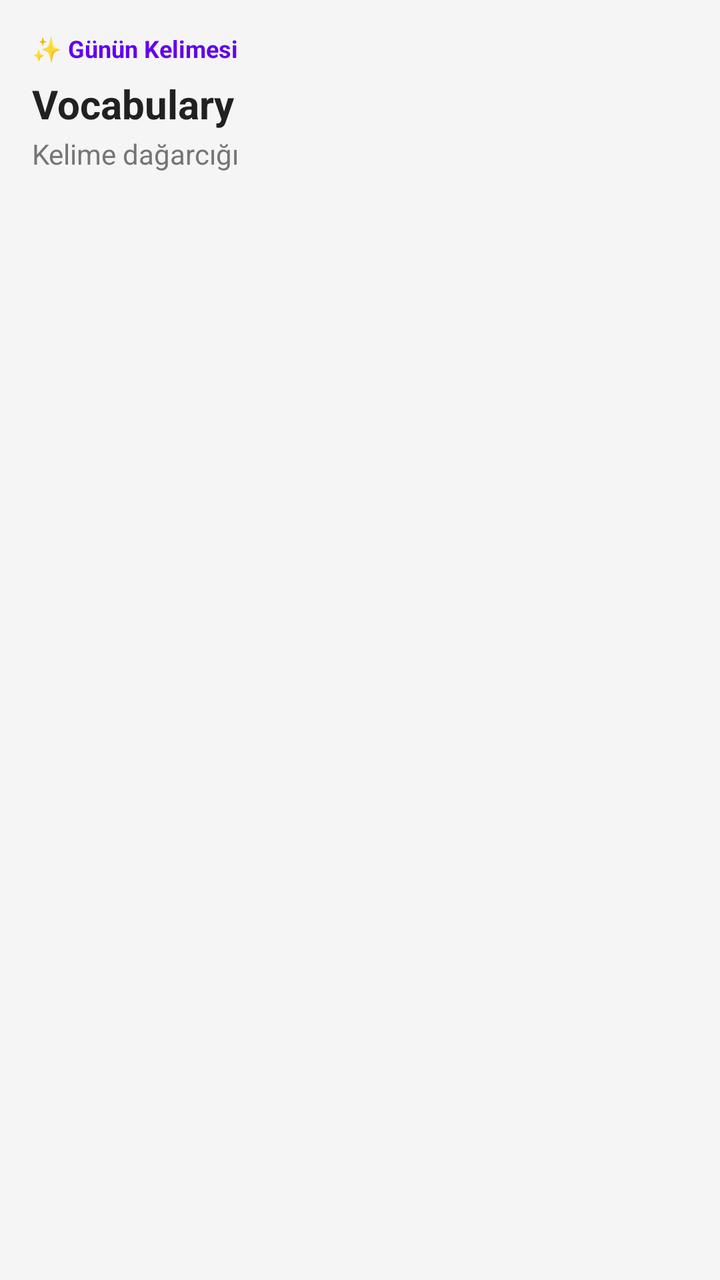
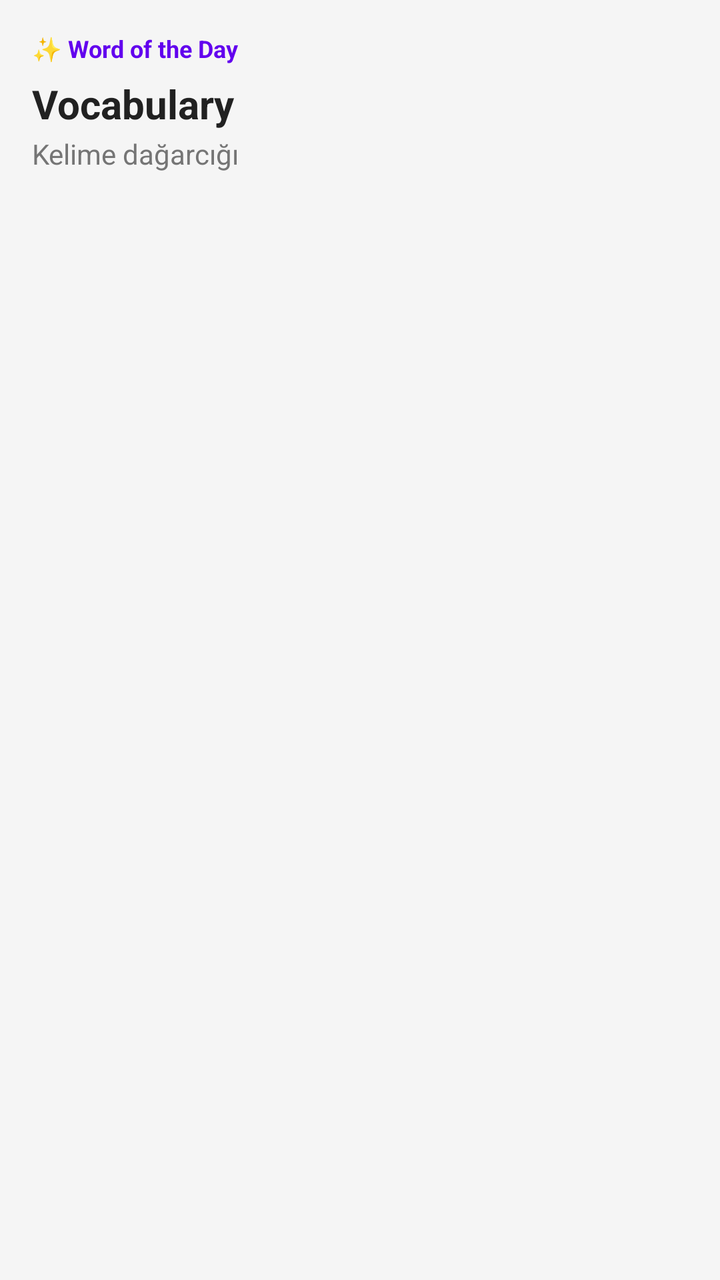

Screens rendered from an Android XML layout before and after an edit, with the pre-edit source and the edit as a unified diff.
<!-- AndroidManifest.xml: application theme Theme.Finebulary -->
<!-- res/layout/word_widget.xml -->
<?xml version="1.0" encoding="utf-8"?>
<LinearLayout xmlns:android="http://schemas.android.com/apk/res/android"
    android:id="@+id/widget_root"
    android:layout_width="match_parent"
    android:layout_height="match_parent"
    android:orientation="vertical"
    android:padding="16dp"
    android:background="#F5F5F5">

    <TextView
        android:id="@+id/widget_title"
        android:layout_width="wrap_content"
        android:layout_height="wrap_content"
        android:text="✨ Günün Kelimesi"
        android:textSize="12sp"
        android:textStyle="bold"
        android:textColor="#6200EE" />

    <TextView
        android:id="@+id/widget_word_front"
        android:layout_width="wrap_content"
        android:layout_height="wrap_content"
        android:text="Vocabulary"
        android:textSize="20sp"
        android:textStyle="bold"
        android:textColor="#212121"
        android:layout_marginTop="6dp" />

    <TextView
        android:id="@+id/widget_word_back"
        android:layout_width="wrap_content"
        android:layout_height="wrap_content"
        android:text="Kelime dağarcığı"
        android:textSize="14sp"
        android:textColor="#757575"
        android:layout_marginTop="2dp" />

</LinearLayout>
<!-- resources referenced by this layout -->
<resources>
  <style name="Theme.Finebulary" parent="Theme.Material3.DayNight.NoActionBar">
          
          <item name="colorPrimary">@color/purple_500</item>
          <item name="colorPrimaryVariant">@color/purple_700</item>
          <item name="colorOnPrimary">@color/white</item>
          
          <item name="colorSecondary">@color/teal_200</item>
          <item name="colorSecondaryVariant">@color/teal_700</item>
          <item name="colorOnSecondary">@color/black</item>
          
          <item name="android:statusBarColor">@android:color/transparent</item>
          
          <item name="android:navigationBarColor">@android:color/transparent</item>
          <item name="android:windowTranslucentStatus">false</item>
          <item name="android:windowDrawsSystemBarBackgrounds">true</item>
          <item name="android:windowBackground">@color/cream_paper</item>
      </style>
  <color name="purple_500">#FF6200EE</color>
  <color name="purple_700">#FF3700B3</color>
  <color name="white">#FFFFFFFF</color>
  <color name="teal_200">#FF03DAC5</color>
  <color name="teal_700">#FF018786</color>
  <color name="black">#FF000000</color>
  <color name="cream_paper">#FDFCF5</color>
</resources>

<!-- the commit's change to res/layout/word_widget.xml (unified diff, before → after) -->
@@ -11,7 +11,7 @@
         android:id="@+id/widget_title"
         android:layout_width="wrap_content"
         android:layout_height="wrap_content"
-        android:text="✨ Günün Kelimesi"
+        android:text="@string/word_of_the_day_title"
         android:textSize="12sp"
         android:textStyle="bold"
         android:textColor="#6200EE" />
<!-- resource entries referenced after the edit -->
@@ -1,5 +1,6 @@
 <!-- resources referenced by this layout -->
 <resources>
+  <string name="word_of_the_day_title">✨ Word of the Day</string>
   <style name="Theme.Finebulary" parent="Theme.Material3.DayNight.NoActionBar">
           
           <item name="colorPrimary">@color/purple_500</item>
